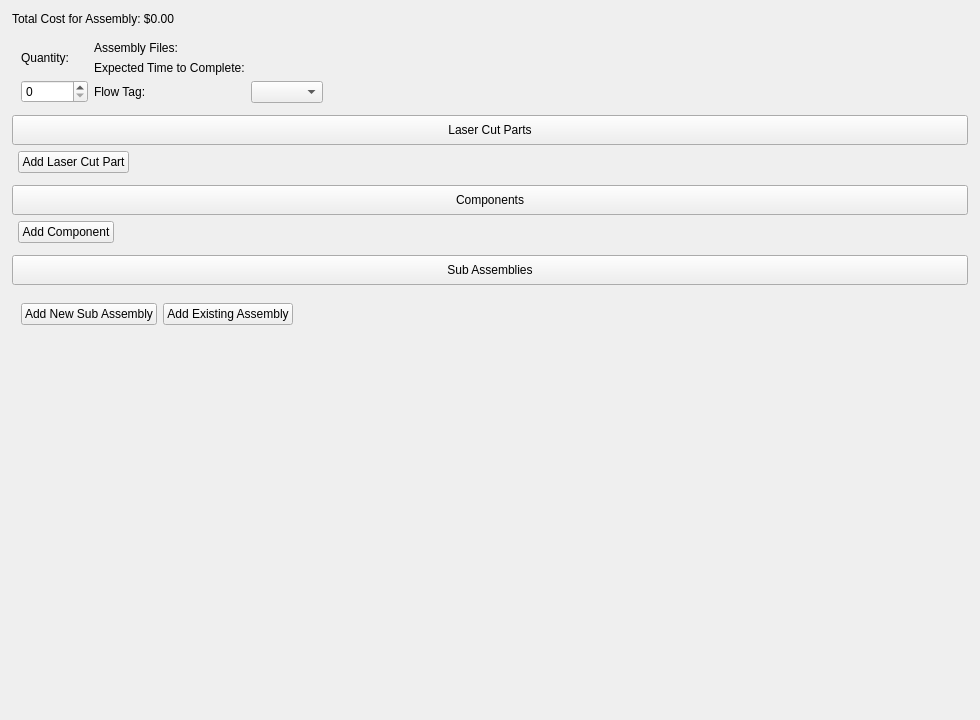
First picture: the form in ui/widgets/assembly_widget.ui, repository TheCodingJsoftware/Invigo, before the edit.
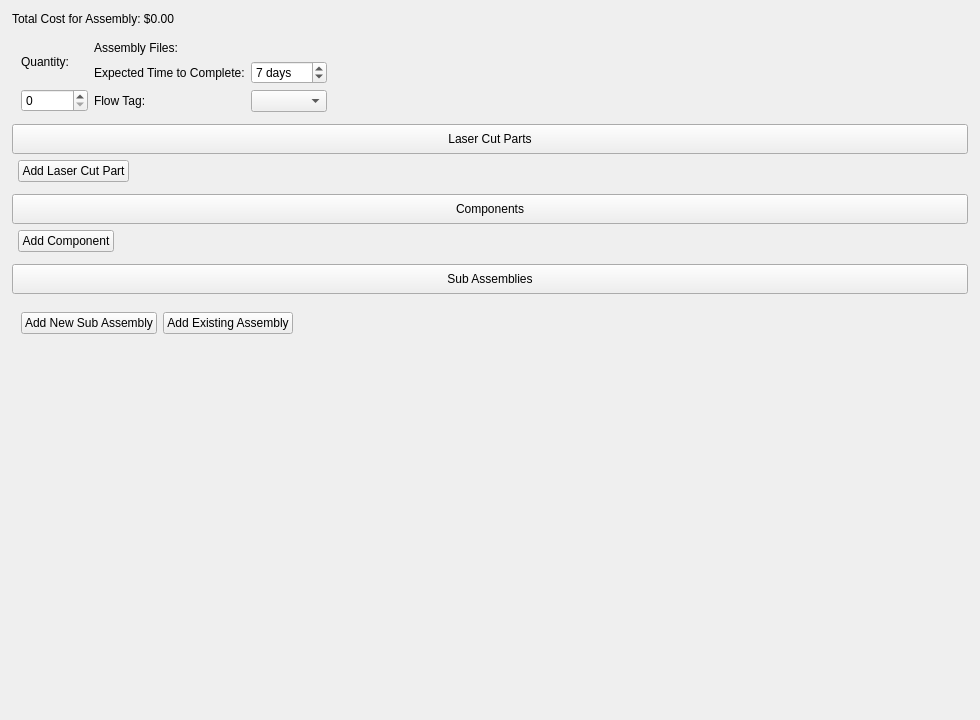
Second picture: the form after the edit.

What changed in the file:
```diff
--- a/ui/widgets/assembly_widget.ui
+++ b/ui/widgets/assembly_widget.ui
@@ -157,12 +157,28 @@
              <item row="2" column="1">
               <widget class="QComboBox" name="comboBox_assembly_flow_tag"/>
              </item>
-             <item row="1" column="1">
-              <layout class="QVBoxLayout" name="expected_time_to_complete_layout"/>
-             </item>
              <item row="0" column="1">
               <layout class="QHBoxLayout" name="assembly_files_layout"/>
              </item>
+             <item row="1" column="1">
+              <widget class="QDoubleSpinBox" name="doubleSpinBox_expected_time_to_complete">
+               <property name="sizePolicy">
+                <sizepolicy hsizetype="Fixed" vsizetype="Fixed">
+                 <horstretch>0</horstretch>
+                 <verstretch>0</verstretch>
+                </sizepolicy>
+               </property>
+               <property name="suffix">
+                <string> days</string>
+               </property>
+               <property name="decimals">
+                <number>0</number>
+               </property>
+               <property name="value">
+                <double>7.000000000000000</double>
+               </property>
+              </widget>
+             </item>
             </layout>
            </item>
            <item>
```
